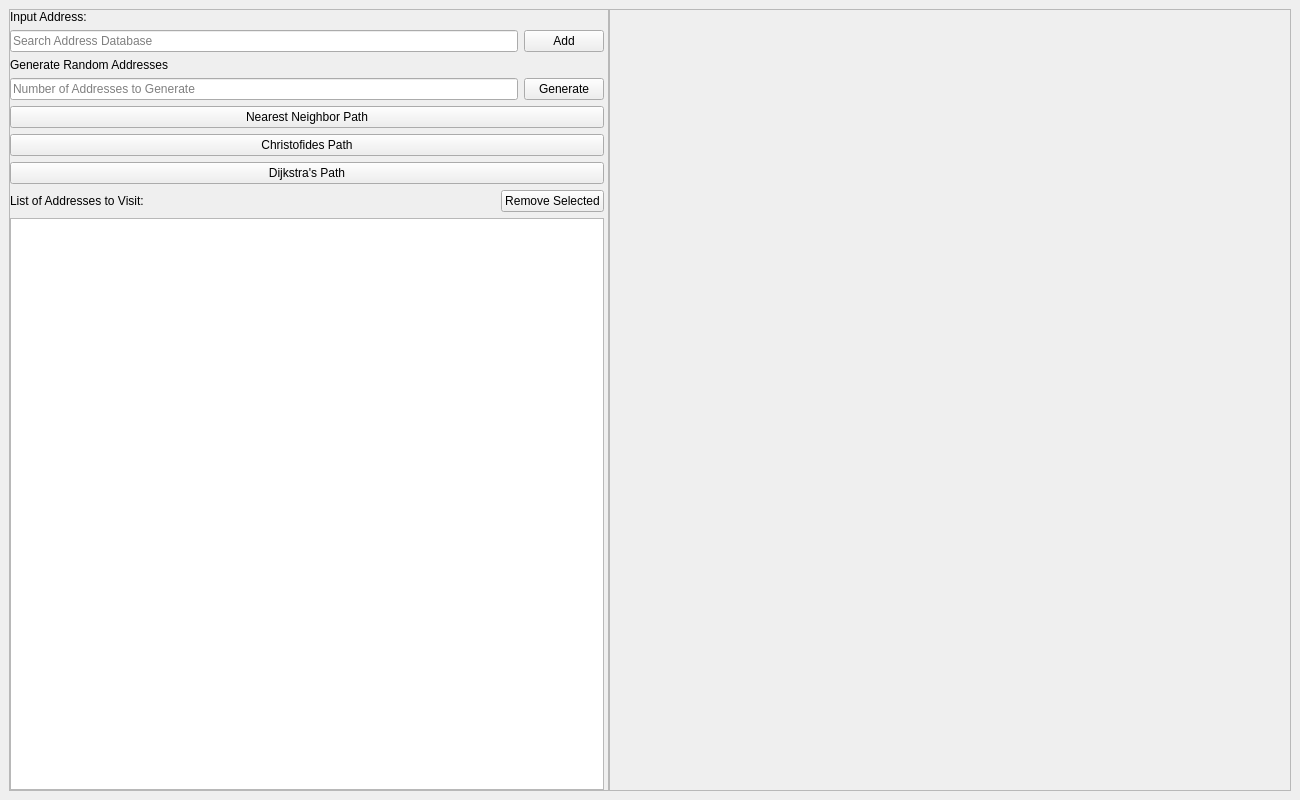
The window that frontend/mainwindow.ui (RammyRamHam/DronePathPlanner) describes before a commit, drawn with Qt 5.
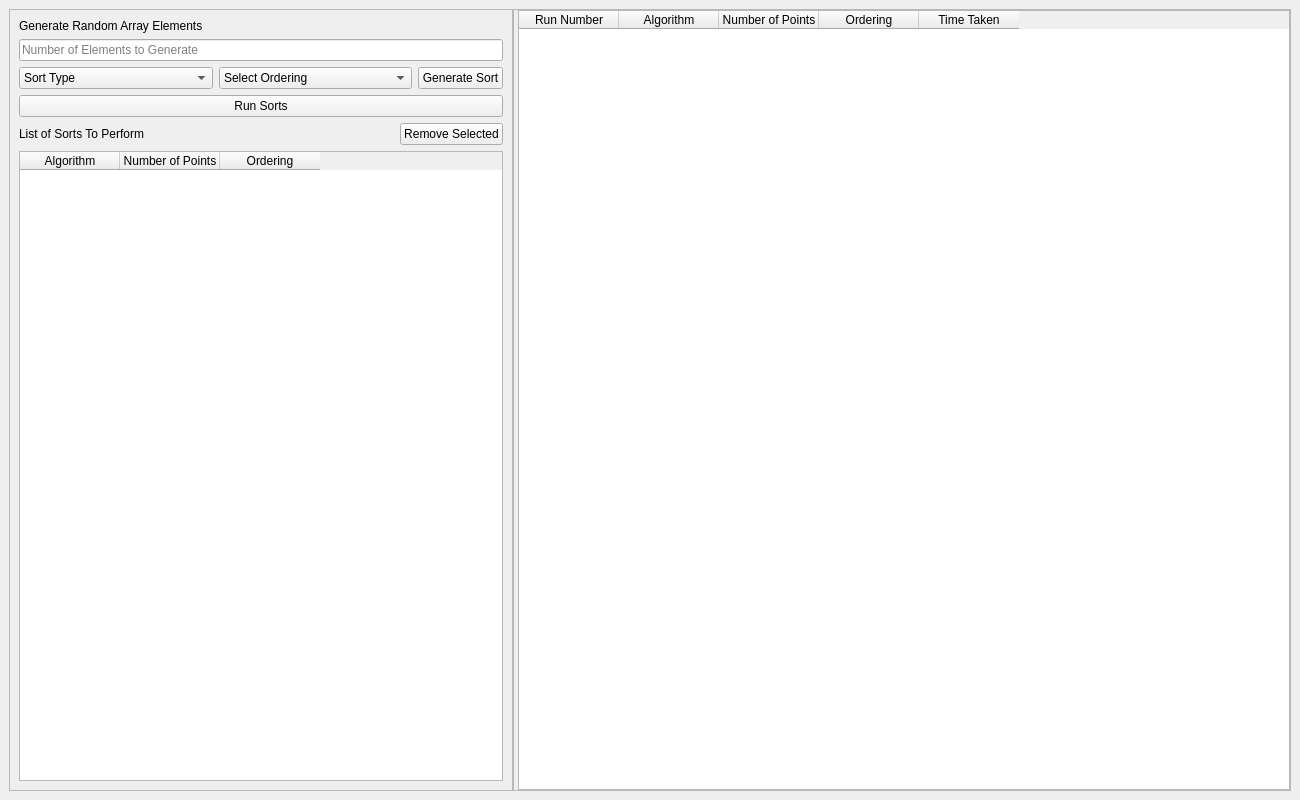
The same window after the commit.

What changed in the file:
```diff
--- a/frontend/mainwindow.ui
+++ b/frontend/mainwindow.ui
@@ -69,53 +69,11 @@
        <property name="lineWidth">
         <number>1</number>
        </property>
-       <layout class="QGridLayout" name="gridLayout_2">
-        <property name="leftMargin">
-         <number>0</number>
-        </property>
-        <property name="topMargin">
-         <number>0</number>
-        </property>
-        <property name="rightMargin">
-         <number>4</number>
-        </property>
-        <property name="bottomMargin">
-         <number>0</number>
-        </property>
-        <property name="spacing">
-         <number>6</number>
-        </property>
-        <item row="0" column="0">
          <layout class="QVBoxLayout" name="verticalLayout">
-          <item>
-           <widget class="QLabel" name="label_2">
-            <property name="text">
-             <string>Input Address:</string>
-            </property>
-           </widget>
-          </item>
-          <item>
-           <layout class="QHBoxLayout" name="horizontalLayout">
-            <item>
-             <widget class="QLineEdit" name="addressInput">
-              <property name="placeholderText">
-               <string>Search Address Database</string>
-              </property>
-             </widget>
-            </item>
-            <item>
-             <widget class="QPushButton" name="addAddress">
-              <property name="text">
-               <string>Add</string>
-              </property>
-             </widget>
-            </item>
-           </layout>
-          </item>
           <item>
            <widget class="QLabel" name="label">
             <property name="text">
-             <string>Generate Random Addresses</string>
+           <string>Generate Random Array Elements</string>
             </property>
            </widget>
           </item>
@@ -123,41 +81,102 @@
            <layout class="QHBoxLayout" name="horizontalLayout_2">
             <item>
              <widget class="QLineEdit" name="genNum">
+            <property name="sizePolicy">
+             <sizepolicy hsizetype="Preferred" vsizetype="Fixed">
+              <horstretch>2</horstretch>
+              <verstretch>0</verstretch>
+             </sizepolicy>
+            </property>
               <property name="text">
                <string/>
               </property>
               <property name="placeholderText">
-               <string>Number of Addresses to Generate</string>
+             <string>Number of Elements to Generate</string>
               </property>
              </widget>
             </item>
+         </layout>
+        </item>
             <item>
-             <widget class="QPushButton" name="genAddresses">
+         <layout class="QHBoxLayout" name="horizontalLayout">
+          <item>
+           <widget class="QComboBox" name="sortType">
+            <item>
               <property name="text">
-               <string>Generate</string>
-              </property>
-             </widget>
-            </item>
-           </layout>
+              <string>Sort Type</string>
+             </property>
+            </item>
+            <item>
+             <property name="text">
+              <string>Bubble Sort</string>
+             </property>
+            </item>
+            <item>
+             <property name="text">
+              <string>Selection Sort</string>
+             </property>
+            </item>
+            <item>
+             <property name="text">
+              <string>Quick Sort</string>
+             </property>
+            </item>
+            <item>
+             <property name="text">
+              <string>Merge Sort</string>
+             </property>
+            </item>
+           </widget>
+          </item>
+          <item>
+           <widget class="QComboBox" name="sortOrder">
+            <property name="sizePolicy">
+             <sizepolicy hsizetype="Preferred" vsizetype="Fixed">
+              <horstretch>0</horstretch>
+              <verstretch>0</verstretch>
+             </sizepolicy>
+            </property>
+            <item>
+             <property name="text">
+              <string>Select Ordering</string>
+             </property>
           </item>
           <item>
-           <widget class="QPushButton" name="nearestNeighbor">
             <property name="text">
-             <string>Nearest Neighbor Path</string>
-            </property>
+              <string>Random</string>
+             </property>
+            </item>
+            <item>
+             <property name="text">
+              <string>Worst Case</string>
+             </property>
+            </item>
+            <item>
+             <property name="text">
+              <string>Best Case</string>
+             </property>
+            </item>
            </widget>
           </item>
           <item>
-           <widget class="QPushButton" name="christofides">
+           <widget class="QPushButton" name="genSort">
+            <property name="sizePolicy">
+             <sizepolicy hsizetype="Maximum" vsizetype="Fixed">
+              <horstretch>0</horstretch>
+              <verstretch>0</verstretch>
+             </sizepolicy>
+            </property>
             <property name="text">
-             <string>Christofides Path</string>
+             <string>Generate Sort</string>
             </property>
            </widget>
           </item>
+         </layout>
+        </item>
           <item>
-           <widget class="QPushButton" name="dijkstra">
+         <widget class="QPushButton" name="runSorts">
             <property name="text">
-             <string>Dijkstra's Path</string>
+           <string>Run Sorts</string>
             </property>
            </widget>
           </item>
@@ -169,7 +188,7 @@
             <item>
              <widget class="QLabel" name="label_3">
               <property name="text">
-               <string>List of Addresses to Visit:</string>
+             <string>List of Sorts To Perform</string>
               </property>
              </widget>
             </item>
@@ -187,7 +206,7 @@
              </spacer>
             </item>
             <item>
-             <widget class="QPushButton" name="removeAddress">
+           <widget class="QPushButton" name="removeSort">
               <property name="text">
                <string>Remove Selected</string>
               </property>
@@ -196,17 +215,36 @@
            </layout>
           </item>
           <item>
-           <widget class="QListWidget" name="addressList">
-            <property name="lineWidth">
-             <number>1</number>
-            </property>
+         <widget class="QTableWidget" name="sortList">
+          <property name="horizontalScrollBarPolicy">
+           <enum>Qt::ScrollBarAlwaysOff</enum>
+          </property>
+          <property name="sizeAdjustPolicy">
+           <enum>QAbstractScrollArea::AdjustToContents</enum>
+          </property>
+          <property name="selectionMode">
+           <enum>QAbstractItemView::NoSelection</enum>
+          </property>
+          <column>
+           <property name="text">
+            <string>Algorithm</string>
+           </property>
+          </column>
+          <column>
+           <property name="text">
+            <string>Number of Points</string>
+           </property>
+          </column>
+          <column>
+           <property name="text">
+            <string>Ordering</string>
+           </property>
+          </column>
            </widget>
           </item>
          </layout>
-        </item>
-       </layout>
       </widget>
-      <widget class="QFrame" name="mapViewFrame">
+      <widget class="QFrame" name="dataTableView">
        <property name="sizePolicy">
         <sizepolicy hsizetype="Preferred" vsizetype="Preferred">
          <horstretch>0</horstretch>
@@ -239,16 +277,41 @@
          <number>6</number>
         </property>
         <item row="0" column="0">
-         <widget class="QLabel" name="mapView">
-          <property name="sizePolicy">
-           <sizepolicy hsizetype="Expanding" vsizetype="Preferred">
-            <horstretch>0</horstretch>
-            <verstretch>0</verstretch>
-           </sizepolicy>
+         <widget class="QTableWidget" name="dataTable">
+          <property name="horizontalScrollBarPolicy">
+           <enum>Qt::ScrollBarAlwaysOff</enum>
           </property>
+          <property name="sizeAdjustPolicy">
+           <enum>QAbstractScrollArea::AdjustToContents</enum>
+          </property>
+          <property name="selectionMode">
+           <enum>QAbstractItemView::NoSelection</enum>
+          </property>
+          <column>
           <property name="text">
-           <string/>
-          </property>
+            <string>Run Number</string>
+           </property>
+          </column>
+          <column>
+           <property name="text">
+            <string>Algorithm</string>
+           </property>
+          </column>
+          <column>
+           <property name="text">
+            <string>Number of Points</string>
+           </property>
+          </column>
+          <column>
+           <property name="text">
+            <string>Ordering</string>
+           </property>
+          </column>
+          <column>
+           <property name="text">
+            <string>Time Taken</string>
+           </property>
+          </column>
          </widget>
         </item>
        </layout>
```
Lines whose indentation alone changed are shown as unchanged.
